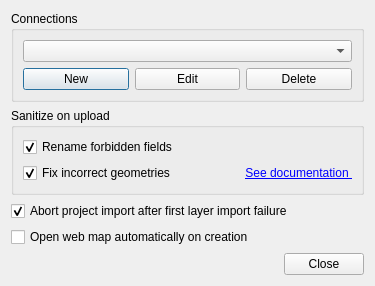
Before: the Qt Designer form src/settings_dialog_base.ui in nextgis/nextgis_connect, drawn with Qt 5.
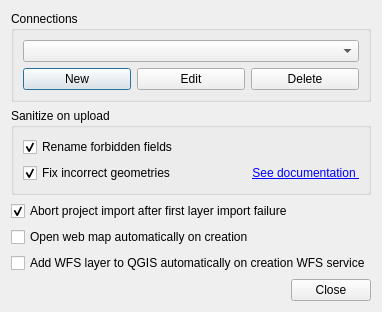
After: the same form once the commit is applied.

Commit message: Auto add WFS layer to QGIS after WFS resource creation (Fix #94) Set ngw_api package logging.

Patch:
```diff
--- a/src/settings_dialog_base.ui
+++ b/src/settings_dialog_base.ui
@@ -7,7 +7,7 @@
     <x>0</x>
     <y>0</y>
     <width>375</width>
-    <height>260</height>
+    <height>283</height>
    </rect>
   </property>
   <property name="sizePolicy">
@@ -126,6 +126,20 @@
      </property>
     </widget>
    </item>
+   <item>
+    <widget class="QCheckBox" name="cbAutoOpenWebMap">
+     <property name="text">
+      <string>Open web map automatically on creation</string>
+     </property>
+    </widget>
+   </item>
+   <item>
+    <widget class="QCheckBox" name="cbAutoAddWFS">
+     <property name="text">
+      <string>Add WFS layer to QGIS automatically on creation WFS service</string>
+     </property>
+    </widget>
+   </item>
    <item>
     <spacer name="verticalSpacer">
      <property name="orientation">
@@ -139,13 +153,6 @@
      </property>
     </spacer>
    </item>
-   <item>
-    <widget class="QCheckBox" name="cbAutoOpenWebMap">
-     <property name="text">
-      <string>Open web map automatically on creation</string>
-     </property>
-    </widget>
-   </item>
    <item>
     <widget class="QDialogButtonBox" name="buttonBox">
      <property name="sizePolicy">
```
The commit also changes 5 other files.
